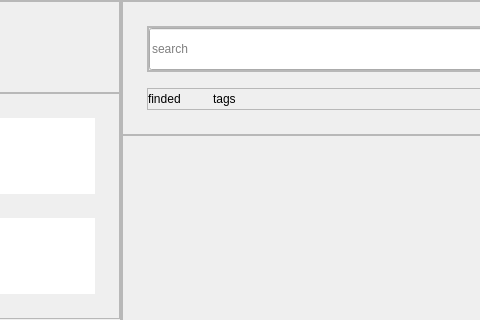
First picture: the form in ui/ui/main.ui, repository pntech-dev/Documents-Exp-Desktop, before the edit; both pictures show x 179 to 659 and y 0 to 320 of the 1079 by 738 pixel window.
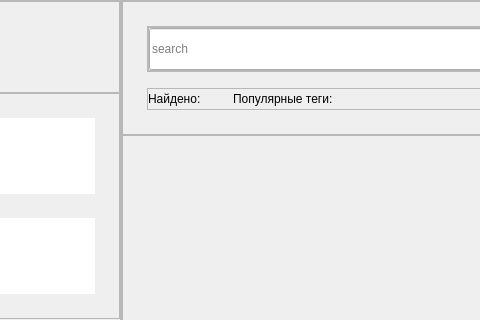
Second picture: the form after the edit. Custom widgets are drawn as their Qt base class.

Commit message: feat(ui): add QLabel icon-text helper and integrate icons into navigation panel

```diff
--- a/ui/ui/main.ui
+++ b/ui/ui/main.ui
@@ -494,16 +494,28 @@
               <number>0</number>
              </property>
              <item>
-              <widget class="QLabel" name="fided_label">
+              <widget class="IconLabel" name="fided_label">
+               <property name="sizePolicy">
+                <sizepolicy hsizetype="Preferred" vsizetype="Preferred">
+                 <horstretch>0</horstretch>
+                 <verstretch>0</verstretch>
+                </sizepolicy>
+               </property>
                <property name="text">
-                <string>finded</string>
+                <string>Найдено:</string>
                </property>
               </widget>
              </item>
              <item>
-              <widget class="QLabel" name="tags_label">
+              <widget class="IconLabel" name="tags_label">
+               <property name="sizePolicy">
+                <sizepolicy hsizetype="Preferred" vsizetype="Preferred">
+                 <horstretch>0</horstretch>
+                 <verstretch>0</verstretch>
+                </sizepolicy>
+               </property>
                <property name="text">
-                <string>tags</string>
+                <string>Популярные теги:</string>
                </property>
               </widget>
              </item>
@@ -578,6 +590,11 @@
    <extends>QTreeView</extends>
    <header>.custom_widgets</header>
   </customwidget>
+  <customwidget>
+   <class>IconLabel</class>
+   <extends>QLabel</extends>
+   <header>.custom_widgets</header>
+  </customwidget>
  </customwidgets>
  <resources/>
  <connections/>
```
Left out of the diff: 4 changed lines with no effect on the pictures. The commit also changes 10 other files.
